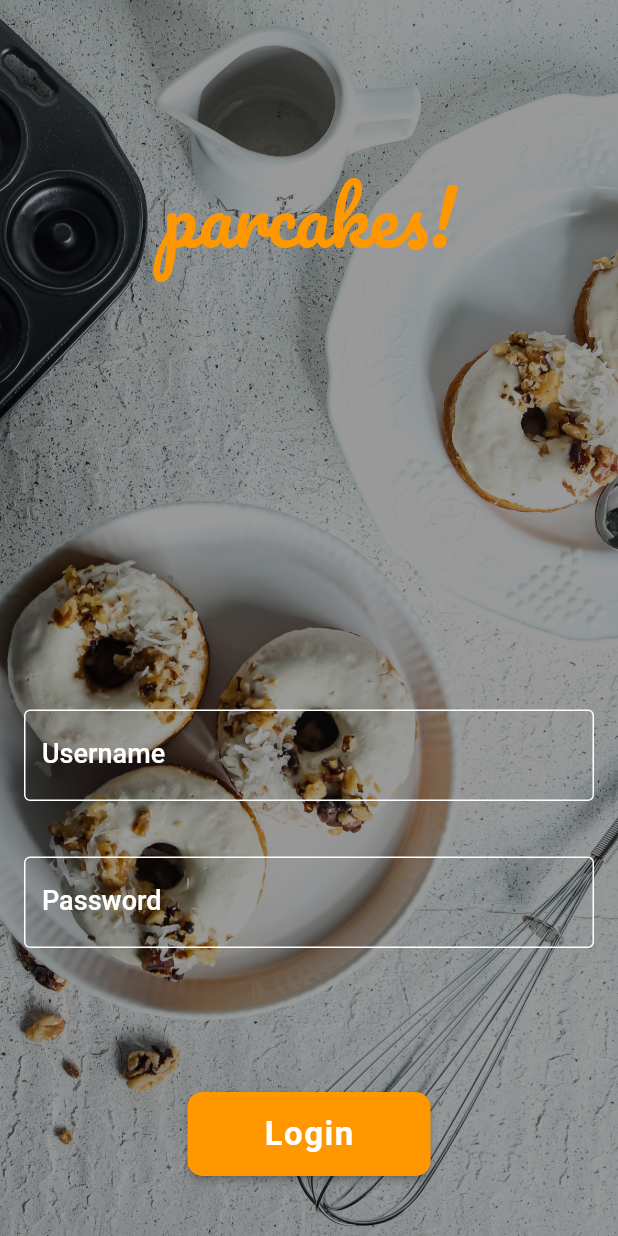
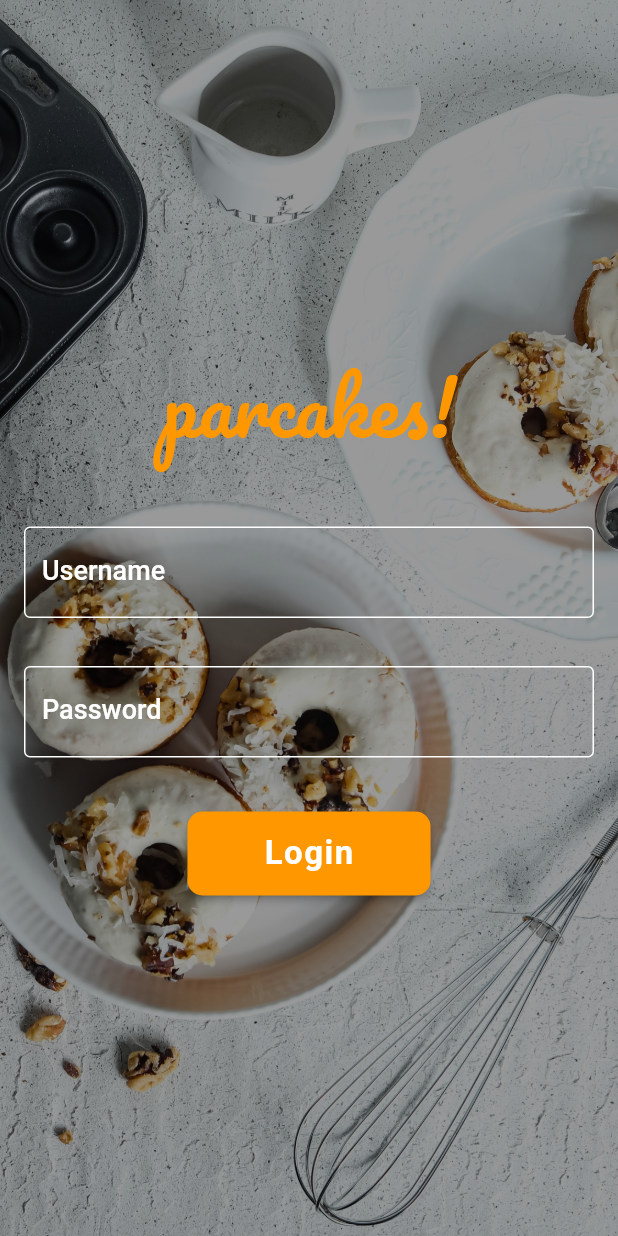
Before and after one commit to supardi9512/parcake-flutter-app, a Flutter app: the screen it shows after launch, after a tap on "Get Started", on a phone screen of 412 x 824 dp. Run offline on Flutter 3.47's test engine with Material 2 defaults, Android fonts, the phone set to English and light mode, and no system bars; our stand-ins replace google_fonts.

Commit message:
fix overflow home and login screen

```diff
--- a/lib/screens/login_screen.dart
+++ b/lib/screens/login_screen.dart
@@ -25,9 +25,10 @@ class _LoginScreenState extends State<LoginScreen> {
 
   @override
   Widget build(BuildContext context) {
-    return Material(
-      child: Container(
-        padding: const EdgeInsets.only(top: 100, bottom: 40),
+    return Scaffold(
+      body: Stack(
+        children: [
+          Container(
             decoration: const BoxDecoration(
               color: Colors.black,
               image: DecorationImage(
@@ -36,8 +37,10 @@ class _LoginScreenState extends State<LoginScreen> {
                 opacity: 0.6,
               ),
             ),
+            child: Center(
+              child: SingleChildScrollView(
+                padding: const EdgeInsets.only(top: 40, bottom: 40),
                 child: Column(
-          mainAxisAlignment: MainAxisAlignment.spaceBetween,
                   children: [
                     Text(
                       "parcakes!",
@@ -46,28 +49,36 @@ class _LoginScreenState extends State<LoginScreen> {
                         color: Colors.orange,
                       ),
                     ),
+                    const SizedBox(
+                      height: 20,
+                    ),
                     Column(
                       children: [
                         Padding(
-                  padding:
-                      const EdgeInsets.symmetric(horizontal: 16, vertical: 16),
+                          padding: const EdgeInsets.symmetric(
+                              horizontal: 16, vertical: 16),
                           child: TextField(
                             controller: _controllerUsername,
                             decoration: InputDecoration(
                               border: const OutlineInputBorder(
-                        borderSide: BorderSide(width: 1, color: Colors.white),
+                                borderSide:
+                                    BorderSide(width: 1, color: Colors.white),
                               ),
                               enabledBorder: const OutlineInputBorder(
-                        borderSide: BorderSide(width: 1, color: Colors.white),
+                                borderSide:
+                                    BorderSide(width: 1, color: Colors.white),
                               ),
                               focusedBorder: const OutlineInputBorder(
-                        borderSide: BorderSide(width: 2, color: Colors.white),
+                                borderSide:
+                                    BorderSide(width: 2, color: Colors.white),
                               ),
                               errorBorder: const OutlineInputBorder(
-                        borderSide: BorderSide(width: 2, color: Colors.orange),
+                                borderSide:
+                                    BorderSide(width: 2, color: Colors.orange),
                               ),
                               focusedErrorBorder: const OutlineInputBorder(
-                        borderSide: BorderSide(width: 2, color: Colors.white),
+                                borderSide:
+                                    BorderSide(width: 2, color: Colors.white),
                               ),
                               hintText: 'Write your username...',
                               hintStyle: const TextStyle(color: Colors.white),
@@ -92,30 +103,32 @@ class _LoginScreenState extends State<LoginScreen> {
                             ),
                           ),
                         ),
-                const SizedBox(
-                  height: 5,
-                ),
                         Padding(
-                  padding:
-                      const EdgeInsets.symmetric(horizontal: 16, vertical: 16),
+                          padding: const EdgeInsets.symmetric(
+                              horizontal: 16, vertical: 16),
                           child: TextField(
                             controller: _controllerPassword,
                             obscureText: true,
                             decoration: InputDecoration(
                               border: const OutlineInputBorder(
-                        borderSide: BorderSide(width: 1, color: Colors.white),
+                                borderSide:
+                                    BorderSide(width: 1, color: Colors.white),
                               ),
                               enabledBorder: const OutlineInputBorder(
-                        borderSide: BorderSide(width: 1, color: Colors.white),
+                                borderSide:
+                                    BorderSide(width: 1, color: Colors.white),
                               ),
                               focusedBorder: const OutlineInputBorder(
-                        borderSide: BorderSide(width: 2, color: Colors.white),
+                                borderSide:
+                                    BorderSide(width: 2, color: Colors.white),
                               ),
                               errorBorder: const OutlineInputBorder(
-                        borderSide: BorderSide(width: 2, color: Colors.orange),
+                                borderSide:
+                                    BorderSide(width: 2, color: Colors.orange),
                               ),
                               focusedErrorBorder: const OutlineInputBorder(
-                        borderSide: BorderSide(width: 2, color: Colors.white),
+                                borderSide:
+                                    BorderSide(width: 2, color: Colors.white),
                               ),
                               hintText: 'Write your password...',
                               hintStyle: const TextStyle(color: Colors.white),
@@ -141,7 +154,7 @@ class _LoginScreenState extends State<LoginScreen> {
                           ),
                         ),
                         const SizedBox(
-                  height: 80,
+                          height: 20,
                         ),
                         ElevatedButton(
                           onPressed: () {
@@ -170,7 +183,8 @@ class _LoginScreenState extends State<LoginScreen> {
                                 MaterialStateProperty.all<Color>(Colors.white),
                             backgroundColor:
                                 MaterialStateProperty.all<Color>(Colors.orange),
-                    shape: MaterialStateProperty.all<RoundedRectangleBorder>(
+                            shape: MaterialStateProperty.all<
+                                RoundedRectangleBorder>(
                               RoundedRectangleBorder(
                                 borderRadius: BorderRadius.circular(10),
                               ),
@@ -197,6 +211,10 @@ class _LoginScreenState extends State<LoginScreen> {
                   ],
                 ),
               ),
+            ),
+          ),
+        ],
+      ),
     );
   }
 }
--- a/lib/screens/welcome_screen.dart
+++ b/lib/screens/welcome_screen.dart
@@ -7,9 +7,10 @@ class WelcomeScreen extends StatelessWidget {
 
   @override
   Widget build(BuildContext context) {
-    return Material(
-      child: Container(
-        padding: const EdgeInsets.only(top: 100, bottom: 40),
+    return Scaffold(
+      body: Stack(
+        children: [
+          Container(
             decoration: const BoxDecoration(
               color: Colors.black,
               image: DecorationImage(
@@ -18,8 +19,10 @@ class WelcomeScreen extends StatelessWidget {
                 opacity: 0.6,
               ),
             ),
+            child: Center(
+              child: SingleChildScrollView(
+                padding: const EdgeInsets.only(top: 40, bottom: 40),
                 child: Column(
-          mainAxisAlignment: MainAxisAlignment.spaceBetween,
                   children: [
                     Text(
                       "parcakes!",
@@ -30,6 +33,9 @@ class WelcomeScreen extends StatelessWidget {
                     ),
                     Column(
                       children: [
+                        const SizedBox(
+                          height: 20,
+                        ),
                         const Text(
                           "Enjoy Your Days with Cakes",
                           style: TextStyle(
@@ -40,7 +46,7 @@ class WelcomeScreen extends StatelessWidget {
                           ),
                         ),
                         const SizedBox(
-                  height: 80,
+                          height: 100,
                         ),
                         Material(
                           color: Colors.orange,
@@ -77,6 +83,10 @@ class WelcomeScreen extends StatelessWidget {
                   ],
                 ),
               ),
+            ),
+          ),
+        ],
+      ),
     );
   }
 }
```
Lines whose indentation alone changed are shown as unchanged.
